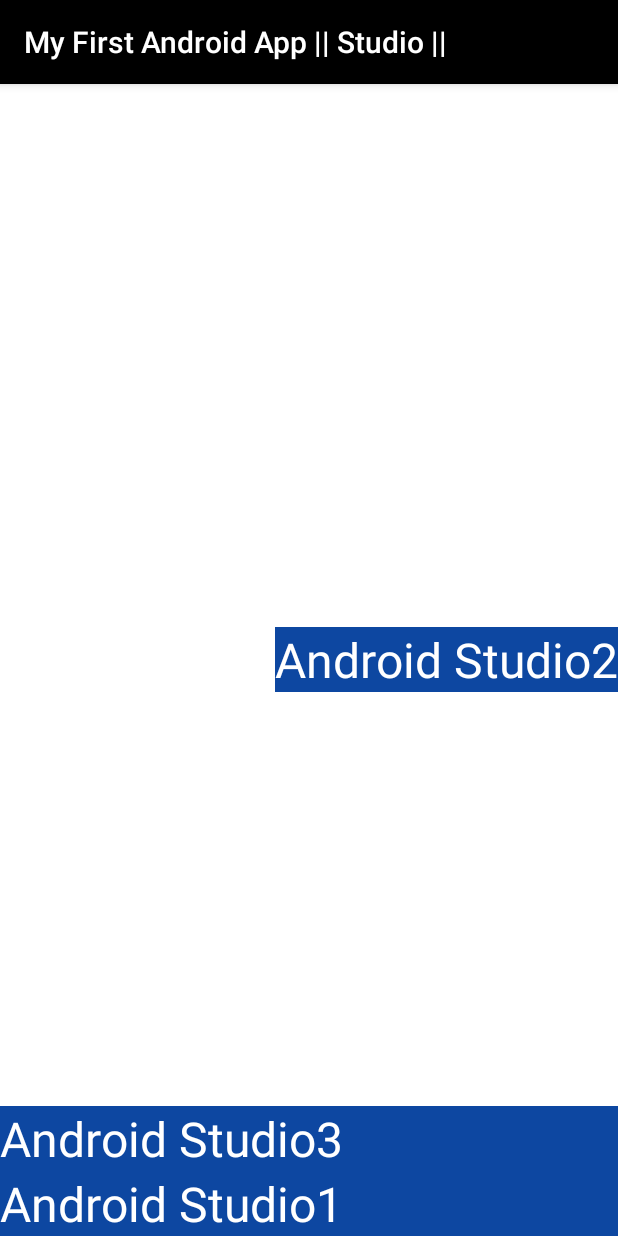
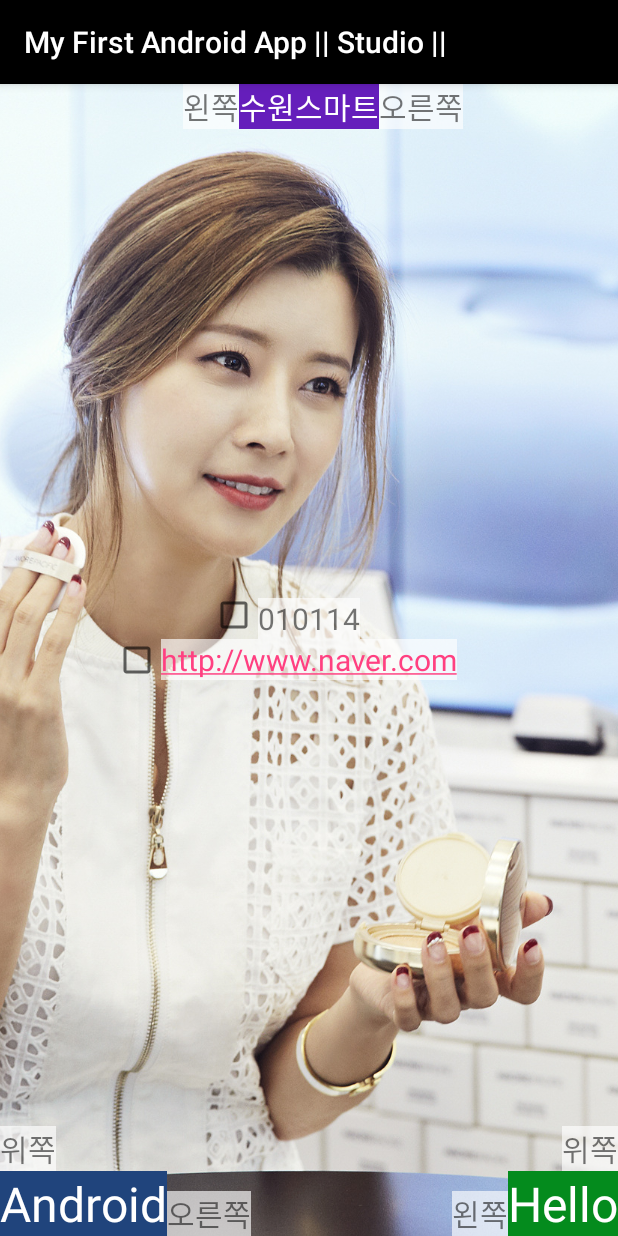
Before and after one commit to hyleekr9580/MyAndroid01, an Android app: the screen it shows after launch (MainActivity), on a phone screen of 412 x 824 dp. Run offline under Robolectric (Android 15) with nearby library versions, the phone set to English and light mode, and no system bars.

Commit message:
- 연습문제

```diff
--- a/app/src/main/res/layout/activity_main.xml
+++ b/app/src/main/res/layout/activity_main.xml
@@ -6,6 +6,13 @@
     android:background="#ffffff"
     tools:context=".MainActivity">
 
+
+    <ImageView
+        android:layout_width="match_parent"
+        android:layout_height="wrap_content"
+        android:scaleType="centerCrop"
+        android:src="@drawable/u" />
+
     <!-- sp는 설정에서 변경 할 수 있는 부분이 있다. 설정크기-->
     <!--dp는 따로... 설정을 할 수 있다. 문자메세지 크기-->
     <!--텍스트 간격 뛰우기-->
@@ -13,28 +20,64 @@
     <!--단 해당 값을 0으로 줘야 한다. android:layout_height="0dp"-->
     <TextView
         android:id="@+id/text_view_1"
-        android:layout_width="match_parent"
+        android:layout_width="wrap_content"
+        android:layout_height="wrap_content"
+        android:layout_centerHorizontal="true"
+        android:background="#651ebb"
+        android:text="수원스마트"
+        android:textColor="#ffffff"
+        android:textSize="20sp" />
+
+    <TextView
+        android:id="@+id/text_view_top_left"
+        android:layout_width="wrap_content"
+        android:layout_height="wrap_content"
+        android:layout_toLeftOf="@id/text_view_1"
+        android:background="#a6ffffff"
+        android:text="왼쪽"
+        android:textSize="20sp" />
+
+    <TextView
+        android:id="@+id/text_view_top_right"
+        android:layout_width="wrap_content"
+        android:layout_height="wrap_content"
+        android:layout_toRightOf="@id/text_view_1"
+        android:background="#a6ffffff"
+        android:text="오른쪽"
+        android:textSize="20sp" />
+
+
+    <TextView
+        android:id="@+id/text_view_2"
+        android:layout_width="wrap_content"
         android:layout_height="wrap_content"
         android:layout_alignParentBottom="true"
-        android:background="#0d47a1"
-        android:text="Android Studio1"
+        android:layout_alignParentLeft="true"
+        android:background="#20447c"
+        android:text="Android"
         android:textColor="#ffffff"
         android:textSize="32sp" />
 
     <TextView
-        android:id="@+id/text_view_2"
-
+        android:id="@+id/text_view_bottom_left_top"
         android:layout_width="wrap_content"
         android:layout_height="wrap_content"
+        android:layout_above="@id/text_view_2"
+        android:layout_alignParentLeft="true"
+        android:background="#a6ffffff"
+        android:text="위쪽"
+        android:textSize="20sp" />
 
-        android:layout_alignParentRight="true"
-        android:layout_alignParentend="true"
+    <TextView
+        android:id="@+id/text_view_bottom_left_right"
+        android:layout_width="wrap_content"
+        android:layout_height="wrap_content"
+        android:layout_alignParentBottom="true"
+        android:layout_toRightOf="@+id/text_view_2"
+        android:background="#a6ffffff"
+        android:text="오른쪽"
+        android:textSize="20sp" />
 
-        android:layout_centerVertical="true"
-        android:background="#0d47a1"
-        android:text="Android Studio2"
-        android:textColor="#ffffff"
-        android:textSize="32sp" />
 
     <!--         android:layout_alignParentRight="true"
         android:layout_alignParentend="true"
@@ -45,18 +88,73 @@
     <!--선언할때는 + 가 있고 사용할때는 +가 없다-->
     <TextView
         android:id="@+id/text_view_3"
-        android:layout_above="@id/text_view_1"
-        android:layout_width="match_parent"
+        android:layout_width="wrap_content"
         android:layout_height="wrap_content"
-        android:background="#0d47a1"
-        android:text="Android Studio3"
+        android:layout_alignParentBottom="true"
+        android:layout_alignParentRight="true"
+        android:background="#048b1d"
+        android:text="Hello"
         android:textColor="#ffffff"
         android:textSize="32sp" />
 
+    <TextView
+        android:id="@+id/text_view_bottom_right_top"
+        android:layout_width="wrap_content"
+        android:layout_height="wrap_content"
+        android:layout_above="@id/text_view_3"
+        android:layout_alignParentRight="true"
+        android:background="#a6ffffff"
+        android:text="위쪽"
+        android:textSize="20sp" />
 
-    <!--<ImageView-->
-    <!--android:src="@drawable/u"-->
-    <!--android:layout_width="match_parent"-->
-    <!--android:layout_height="match_parent"-->
-    <!--android:scaleType="centerCrop" />-->
+    <TextView
+        android:id="@+id/text_view_bottom_right_left"
+        android:layout_width="wrap_content"
+        android:layout_height="wrap_content"
+        android:layout_alignParentBottom="true"
+        android:layout_toLeftOf="@id/text_view_3"
+        android:background="#a6ffffff"
+        android:text="왼쪽"
+        android:textSize="20sp" />
+
+
+    <TextView
+        android:id="@+id/naver"
+        android:layout_width="wrap_content"
+        android:layout_height="wrap_content"
+        android:layout_centerHorizontal="true"
+        android:layout_centerVertical="true"
+        android:autoLink="web"
+        android:background="#a6ffffff"
+        android:text="http://www.naver.com"
+        android:textSize="20sp" />
+
+    <TextView
+        android:id="@+id/number"
+        android:layout_width="wrap_content"
+        android:layout_height="wrap_content"
+        android:layout_above="@id/naver"
+        android:layout_centerHorizontal="true"
+        android:layout_centerVertical="true"
+        android:autoLink="phone"
+        android:background="#a6ffffff"
+        android:text="010114"
+        android:textSize="20sp" />
+
+    <CheckBox
+        android:layout_width="wrap_content"
+        android:layout_height="wrap_content"
+        android:layout_centerHorizontal="true"
+        android:layout_centerVertical="true"
+        android:layout_toLeftOf="@id/naver" />
+
+    <CheckBox
+        android:layout_width="wrap_content"
+        android:layout_height="wrap_content"
+        android:layout_centerHorizontal="true"
+        android:layout_centerVertical="true"
+        android:layout_above="@id/naver"
+        android:layout_toLeftOf="@id/number" />
+
+
 </RelativeLayout>
--- a/app/src/main/res/values/colors.xml
+++ b/app/src/main/res/values/colors.xml
@@ -1,8 +1,7 @@
 <?xml version="1.0" encoding="utf-8"?>
 <resources>
     <color name="colorPrimary">#000000</color>
-    <!--<color name="colorPrimary">#3F51B5</color>-->
-
     <color name="colorPrimaryDark">#303F9F</color>
     <color name="colorAccent">#FF4081</color>
+
 </resources>
--- a/app/src/main/res/values/styles.xml
+++ b/app/src/main/res/values/styles.xml
@@ -3,6 +3,7 @@
     <!-- Base application theme. -->
     <style name="AppTheme" parent="Theme.AppCompat.Light.DarkActionBar">
         <!-- Customize your theme here. -->
+
         <item name="colorPrimary">@color/colorPrimary</item>
         <item name="colorPrimaryDark">@color/colorPrimaryDark</item>
         <item name="colorAccent">@color/colorAccent</item>
```
